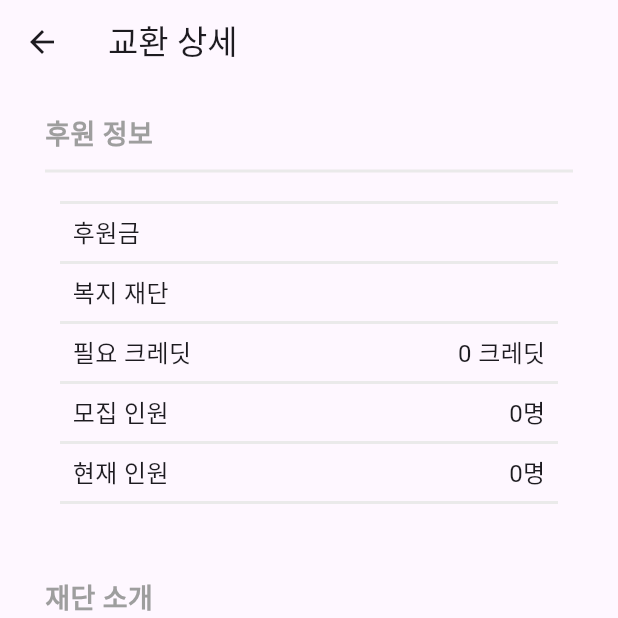
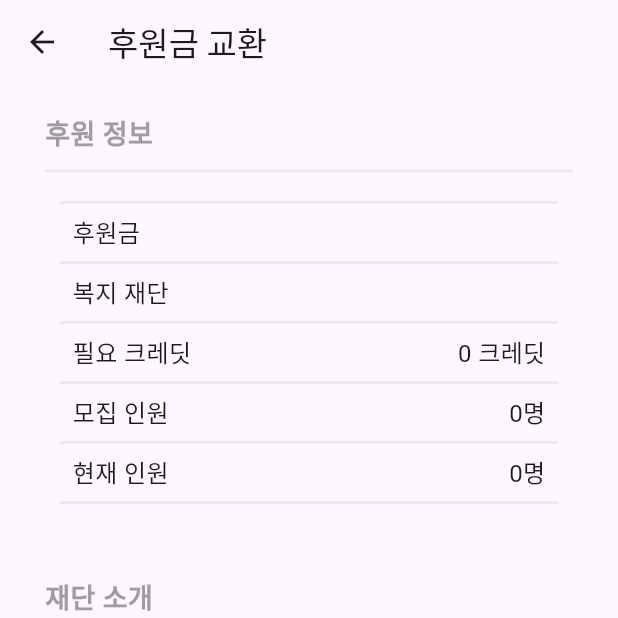
Before and after one commit to yujin10311/PNUSW-2024-team-05, a Flutter app: the ExchangeDonationInfoScreen screen opened directly with empty values, on a phone screen of 412 x 824 dp, the top half of it. Run offline on Flutter 3.47's test engine with Material 3 defaults, Android fonts, the phone set to English and light mode, and no system bars; our stand-ins replace cloud_firestore, firebase_auth, firebase_core, firebase_storage, image_picker, shared_preferences and 2 more; missing offline and left inert: flutter_email_sender, google_mlkit_face_detection, tflite_flutter; accounts and stored records are empty; network calls fail.

Commit message:
exchange donation info screen 수정

```diff
--- a/WarmBoysApp/lib/screens/post/exchange_donation_info_screen.dart
+++ b/WarmBoysApp/lib/screens/post/exchange_donation_info_screen.dart
@@ -42,7 +42,9 @@ class _ExchangeDonationInfoScreenState
   Widget build(BuildContext context) {
     return Scaffold(
       appBar: AppBar(
-        title: Text("교환 상세"),
+        title: Text("후원금 교환",
+            style: TextStyle(
+                fontFamily: 'NotoSansKR', fontWeight: FontWeight.w400)),
       ),
       body: Padding(
         padding: EdgeInsets.symmetric(
```
